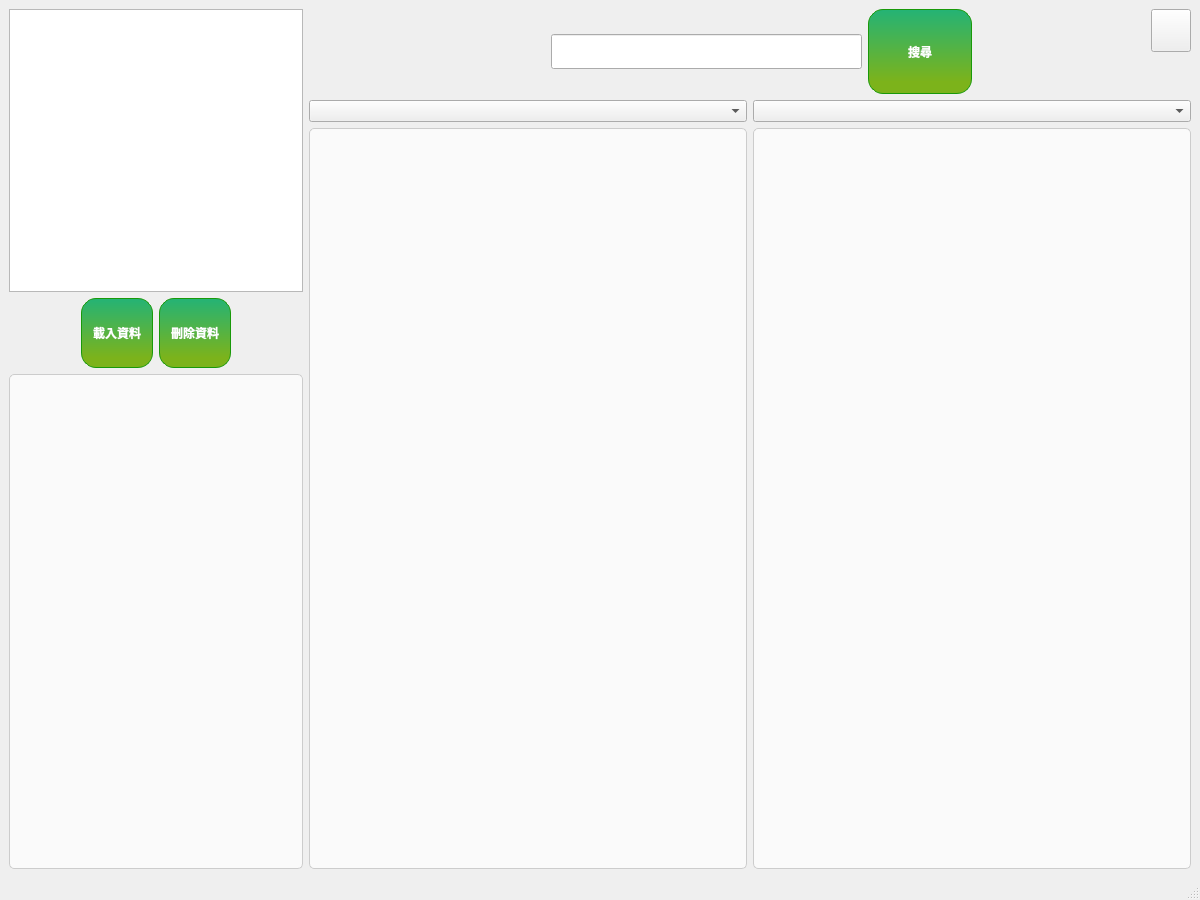
First picture: the form in MainWindow.ui, repository Jay22123/Search_Engine, before the edit.
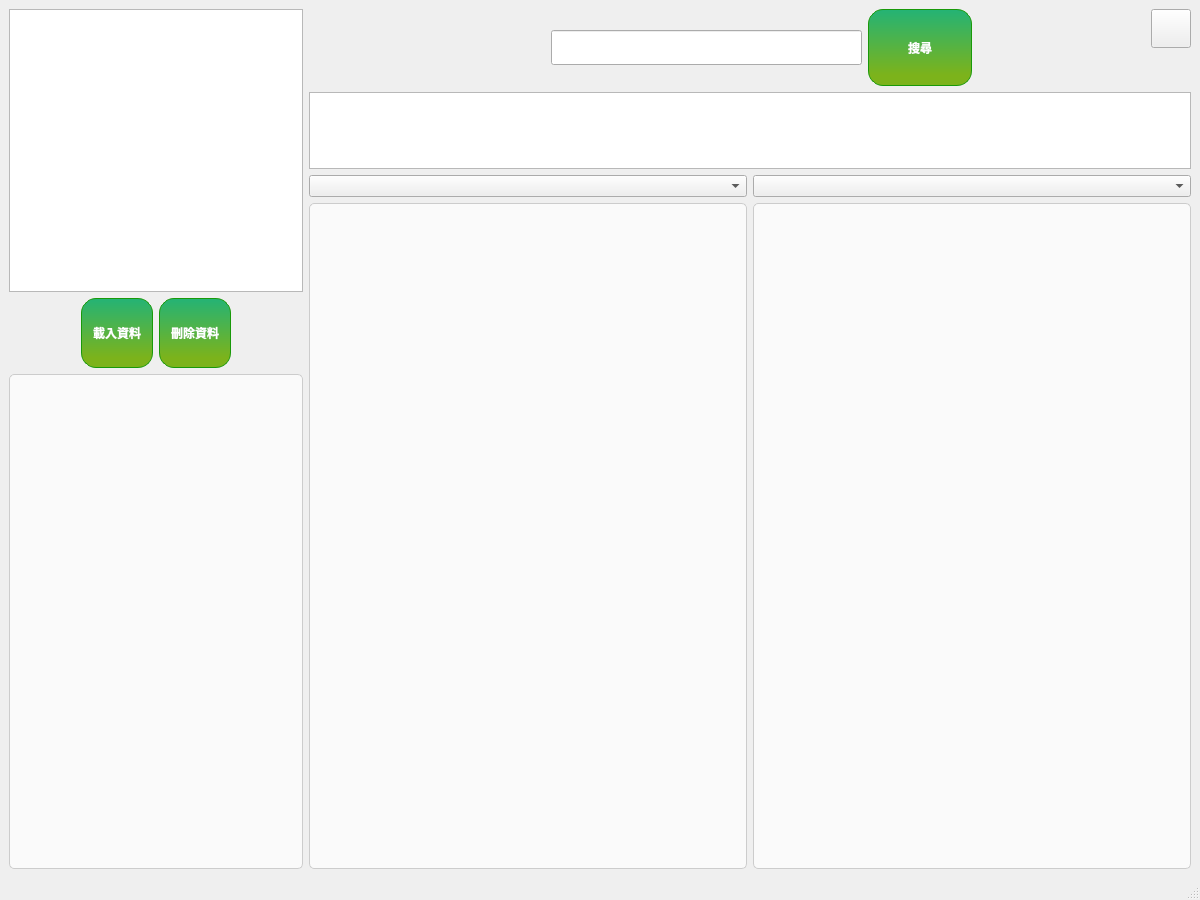
Second picture: the form after the edit.

The edit to the form file:
```diff
--- a/MainWindow.ui
+++ b/MainWindow.ui
@@ -204,7 +204,7 @@
        </layout>
       </item>
       <item>
-       <layout class="QVBoxLayout" name="verticalLayout_6" stretch="1,9">
+       <layout class="QVBoxLayout" name="verticalLayout_6" stretch="1,1,9">
         <item>
          <layout class="QHBoxLayout" name="horizontalLayout_2" stretch="7,9,3,5,1">
           <item>
@@ -343,6 +343,9 @@
           </item>
          </layout>
         </item>
+        <item>
+         <widget class="QListWidget" name="ContentHaveKeywords"/>
+        </item>
         <item>
          <layout class="QHBoxLayout" name="horizontalLayout_5">
           <item>
```
